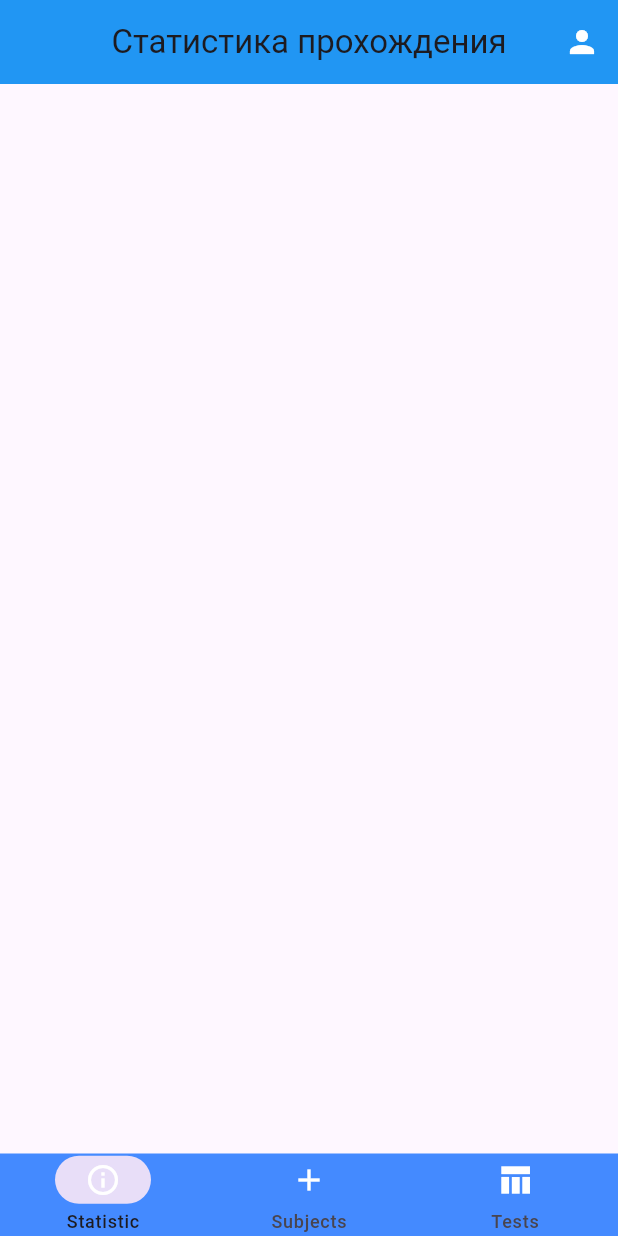
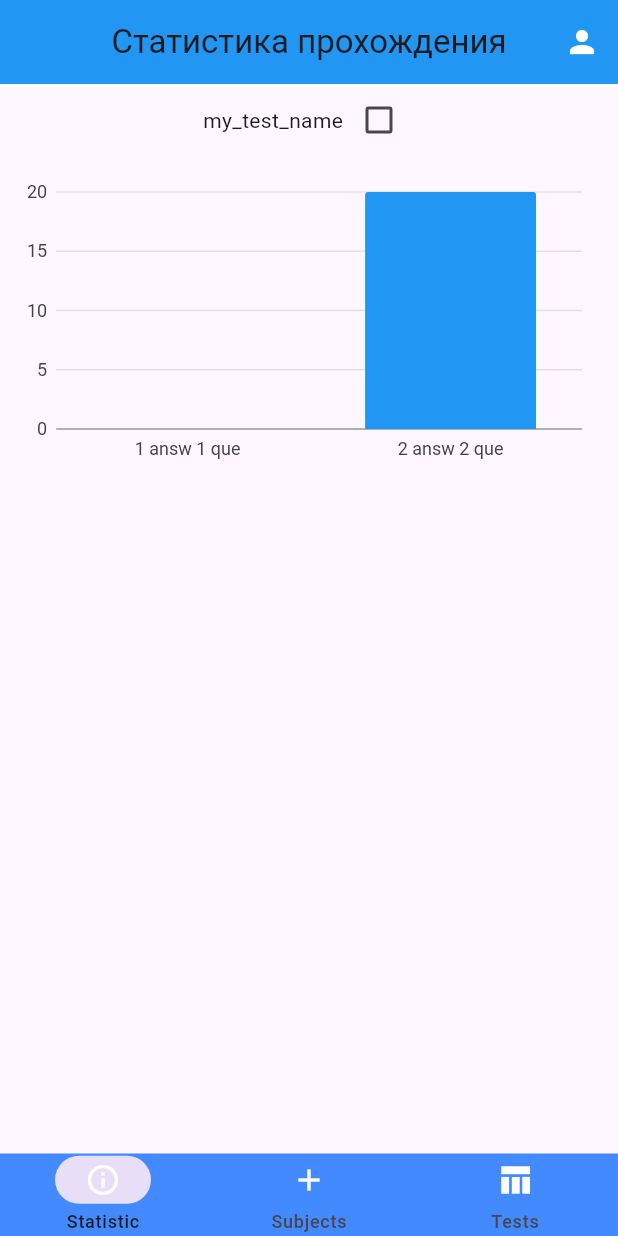
Before and after one commit to Be1t0k/tarakan_flutter, a Flutter app: the screen it shows once a user with an empty profile is signed in, on a phone screen of 412 x 824 dp. Run offline on Flutter 3.47's test engine with Material 3 defaults, Android fonts, the phone set to English and light mode, and no system bars; our stand-ins replace charts_flutter_new, dio, firebase_auth, firebase_core; accounts and stored records are empty; network calls fail.

Commit message:
add dropdown diagramm on userstatistic page. go to fix student answer post request

```diff
--- /dev/null
+++ b/lib/scoreChartWidget.dart
@@ -0,0 +1,35 @@
+import 'package:charts_flutter_new/flutter.dart';
+import 'package:flutter/material.dart';
+
+class ScoreChartWidget extends StatelessWidget {
+  final List<Map<String, dynamic>> scores;
+
+  ScoreChartWidget(this.scores);
+
+  @override
+  Widget build(BuildContext context) {
+    List<Series<Map<String, dynamic>, String>> seriesList = [
+      Series<Map<String, dynamic>, String>(
+        id: 'Scores',
+        data: scores
+            .where(
+                (score) => score['clients'][0]['email'] == 'dima123@gmail.com')
+            .toList(),
+        domainFn: (score, _) => score['text'],
+        measureFn: (score, _) => score['score'],
+        labelAccessorFn: (score, _) => '${score['score']}',
+      ),
+    ];
+
+    return ListView(children: [
+      Padding(
+          padding: const EdgeInsets.all(10),
+          child: SizedBox(
+            height: 200,
+            child: BarChart(
+              seriesList,
+            ),
+          ))
+    ]);
+  }
+}
--- a/lib/userStatistic.dart
+++ b/lib/userStatistic.dart
@@ -1,12 +1,11 @@
+import 'package:dio/dio.dart';
 import 'package:firebase_auth/firebase_auth.dart';
 import 'package:flutter/material.dart';
 import 'package:student_test_system/account_screen.dart';
-
+import 'package:student_test_system/scoreChartWidget.dart';
 
 void main() {
-  runApp(const MaterialApp(
-      home: UserStatistic()
-  ));
+  runApp(const MaterialApp(home: UserStatistic()));
 }
 
 class UserStatistic extends StatefulWidget {
@@ -17,11 +16,44 @@ class UserStatistic extends StatefulWidget {
 }
 
 class _UserStatisticState extends State<UserStatistic> {
+  var currentUser = FirebaseAuth.instance.currentUser;
+
+  var baseUrl = "192.168.0.109";
+
+  var scoresData = [
+    {
+      "id": 9,
+      "text": "1 answ 1 que",
+      "score": 0,
+      "clients": [
+        {
+          "id": 1,
+          "email": "dima123@gmail.com",
+          "role": {"id": 1, "title": "STUDENT"}
+        }
+      ]
+    },
+    {
+      "id": 8,
+      "text": "2 answ 2 que",
+      "score": 20,
+      "clients": [
+        {
+          "id": 1,
+          "email": "dima123@gmail.com",
+          "role": {"id": 1, "title": "STUDENT"}
+        }
+      ]
+    }
+  ];
 
   @override
   void initState() {
     super.initState();
+    getData();
   }
+
+  bool selected = false;
 
   @override
   Widget build(BuildContext context) {
@@ -37,7 +69,8 @@ class _UserStatisticState extends State<UserStatistic> {
                 signOutUser;
                 Navigator.push(
                   context,
-                MaterialPageRoute(builder: (context) => const AccountScreen()),
+                  MaterialPageRoute(
+                      builder: (context) => const AccountScreen()),
                 );
               },
               icon: const Icon(
@@ -47,8 +80,36 @@ class _UserStatisticState extends State<UserStatistic> {
             ),
           ],
         ),
-      body: SizedBox()
-    );
+        body: ListView(
+          children: [
+            Center(
+              child: Row(
+                mainAxisSize: MainAxisSize.min,
+                children: [
+                  Text("my_test_name"),
+                  Checkbox(
+                    checkColor: Colors.white,
+                    value: selected,
+                    onChanged: (bool? value) {
+                      setState(() {
+                        selected = value!;
+                      });
+                    },
+                  ),
+                ],
+              ),
+            ),
+            AnimatedContainer(
+              width: 500,
+              height: selected ? 0.0 : 300.0,
+              alignment:
+                  selected ? Alignment.center : AlignmentDirectional.topCenter,
+              duration: const Duration(seconds: 1),
+              curve: Curves.fastOutSlowIn,
+              child: ScoreChartWidget(scoresData),
+            ),
+          ],
+        ));
   }
 
   void signOutUser() {
@@ -57,4 +118,9 @@ class _UserStatisticState extends State<UserStatistic> {
     });
   }
 
+  Future<void> getData() async {
+    var scores = await Dio().get(
+        "http://$baseUrl:8080/answer/mobile_hardware_test/dima123@gmail.com");
+    //scoresData = scores as List<Map<String, Object>>;
   }
+}
--- a/pubspec.yaml
+++ b/pubspec.yaml
@@ -39,6 +39,7 @@ dependencies:
   fl_chart: ^0.63.0
   firebase_core: ^2.22.0
   firebase_auth: ^4.14.0
+  charts_flutter_new: ^0.12.0
 
 dev_dependencies:
   flutter_test:
```
Also changed, not shown: pubspec.lock. Lines whose indentation alone changed are shown as unchanged.
